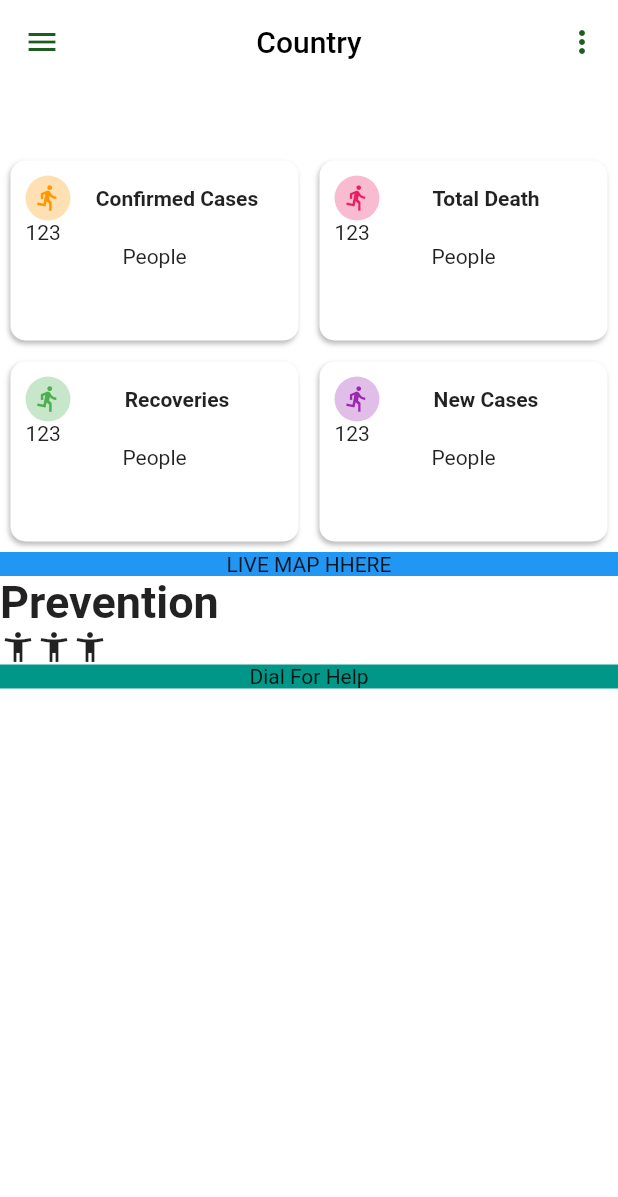
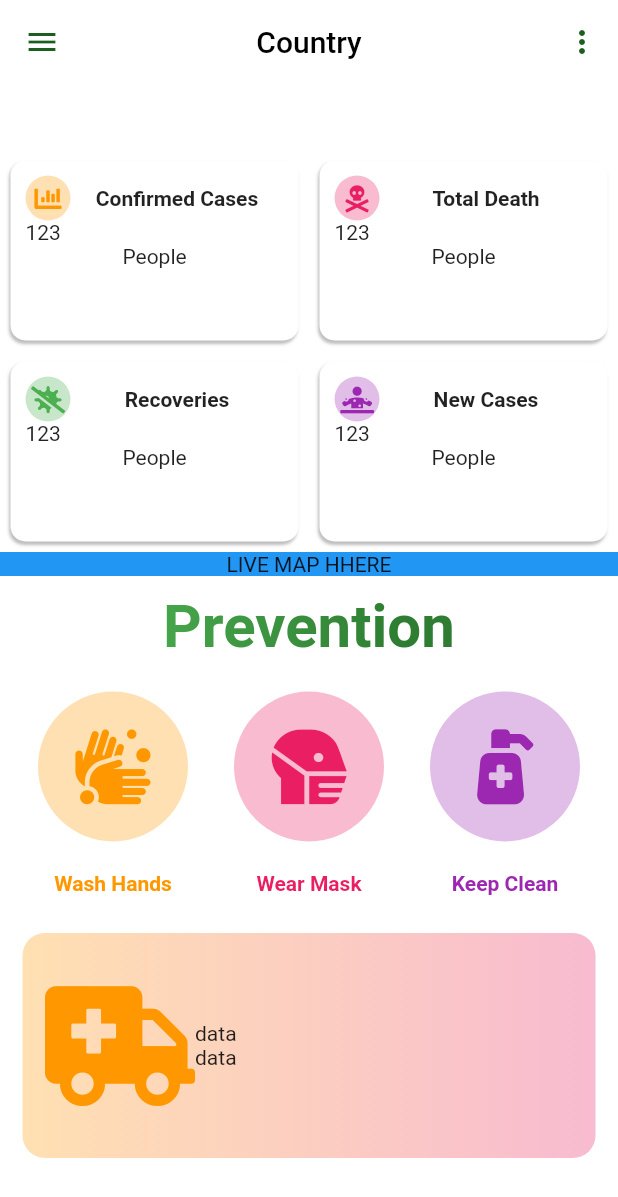
Before and after one commit to sumanth-vs/covidApp, a Flutter app: the screen it shows after launch, on a phone screen of 412 x 824 dp. Shown: the top 1197 px of the screen. Run offline on Flutter 3.47's test engine with Material 2 defaults, Android fonts, the phone set to English and light mode, and no system bars; our stand-ins replace font_awesome_flutter.

Commit message:
UI Updates

```diff
--- a/lib/constants.dart
+++ b/lib/constants.dart
@@ -18,7 +18,7 @@ class Constants {
       BoxShadow(
         color: Colors.grey[400],
         offset: Offset(-1, 2),
-        blurRadius: 2.0,
+        blurRadius: 1.0,
       )
     ],
     borderRadius: BorderRadius.all(Radius.circular(10)),
@@ -29,7 +29,24 @@ class Constants {
   );
 
   static const kHomePageSectionTitleStyle = TextStyle(
-    fontSize: 30,
+    fontSize: 40,
+    fontWeight: FontWeight.bold,
+    // color: Colors.green,
+  );
+
+  static const kPreventionTextStyle = TextStyle(
     fontWeight: FontWeight.bold,
   );
+
+  static var kDialForHelpDecoration = BoxDecoration(
+    color: Colors.green[200],
+    borderRadius: BorderRadius.all(Radius.circular(15)),
+    gradient: LinearGradient(
+      colors: [Colors.orange[100], Colors.pink[100], Colors.purple[100]],
+      begin: const FractionalOffset(0, 0),
+      end: const FractionalOffset(1, 0),
+      stops: [0, 1, 2],
+      tileMode: TileMode.clamp,
+    ),
+  );
 }
--- a/lib/views/HomePage.dart
+++ b/lib/views/HomePage.dart
@@ -1,4 +1,6 @@
+import 'package:covid_app/widgets/dial_for_help_card.dart';
 import 'package:covid_app/widgets/main_cards.dart';
+import 'package:covid_app/widgets/prevention_cards.dart';
 import 'package:flutter/material.dart';
 import 'package:covid_app/constants.dart';
 import 'package:flutter/services.dart';
@@ -11,6 +13,11 @@ class HomePage extends StatefulWidget {
 class _HomePageState extends State<HomePage> {
   @override
   Widget build(BuildContext context) {
+    //Prevention Gradient
+    final Shader kLinearGradient = LinearGradient(
+      colors: <Color>[Colors.green, Colors.green[800]],
+    ).createShader(Rect.fromLTWH(70.0, 100.0, 200.0, 50.0));
+
     return AnnotatedRegion<SystemUiOverlayStyle>(
       value: SystemUiOverlayStyle(
         statusBarColor: Colors.white,
@@ -50,17 +57,6 @@ class _HomePageState extends State<HomePage> {
                 ],
                 expandedHeight: 100,
               ),
-              // SliverGrid(
-              //   delegate: SliverChildBuilderDelegate(
-              //     (context, index) => MainCard(index: index),
-              //     childCount: 4,
-              //   ),
-              //   gridDelegate: SliverGridDelegateWithMaxCrossAxisExtent(
-              //     crossAxisSpacing: 5,
-              //     mainAxisSpacing: 20,
-              //     maxCrossAxisExtent: 418,
-              //   ),
-              // ),
               SliverToBoxAdapter(
                 child: MainCardContainer(),
               ),
@@ -73,29 +69,21 @@ class _HomePageState extends State<HomePage> {
               ),
               SliverToBoxAdapter(
                 child: Container(
-                  // alignment: Alignment.center,
-                  // color: Colors.teal,
+                  margin: EdgeInsets.all(10),
+                  alignment: Alignment.center,
                   child: Text(
                     'Prevention',
-                    style: Constants.kHomePageSectionTitleStyle,
+                    style: Constants.kHomePageSectionTitleStyle.copyWith(
+                      foreground: Paint()..shader = kLinearGradient,
+                    ),
                   ),
                 ),
               ),
               SliverToBoxAdapter(
-                child: Row(
-                  children: [
-                    Icon(Icons.accessibility_new),
-                    Icon(Icons.accessibility_new),
-                    Icon(Icons.accessibility_new),
-                  ],
-                ),
+                child: PreventionCard(),
               ),
               SliverToBoxAdapter(
-                child: Container(
-                  alignment: Alignment.center,
-                  color: Colors.teal,
-                  child: Text('Dial For Help'),
-                ),
+                child: DialForHelpCard(),
               ),
             ],
           ),
--- /dev/null
+++ b/lib/widgets/dial_for_help_card.dart
@@ -0,0 +1,31 @@
+import 'package:covid_app/constants.dart';
+import 'package:flutter/material.dart';
+import 'package:font_awesome_flutter/font_awesome_flutter.dart';
+
+class DialForHelpCard extends StatelessWidget {
+  @override
+  Widget build(BuildContext context) {
+    return Container(
+      height: 150,
+      padding: EdgeInsets.all(15),
+      margin: EdgeInsets.all(15),
+      decoration: Constants.kDialForHelpDecoration,
+      child: Row(
+        children: [
+          FaIcon(
+            FontAwesomeIcons.ambulance,
+            size: 80,
+            color: Colors.orange,
+          ),
+          Column(
+            mainAxisAlignment: MainAxisAlignment.center,
+            children: [
+              Text('data'),
+              Text('data'),
+            ],
+          ),
+        ],
+      ),
+    );
+  }
+}
--- a/lib/widgets/main_cards.dart
+++ b/lib/widgets/main_cards.dart
@@ -1,5 +1,6 @@
 import 'package:flutter/material.dart';
 import 'package:covid_app/constants.dart';
+import 'package:font_awesome_flutter/font_awesome_flutter.dart';
 
 // class MainCard extends StatefulWidget {
 //   final int index;
@@ -39,18 +40,24 @@ class _MainCardContainerState extends State<MainCardContainer> {
             mainAxisAlignment: MainAxisAlignment.spaceAround,
             children: [
               EachCardContainer(
-                icon: Icons.directions_run,
+                icon: FaIcon(
+                  FontAwesomeIcons.solidChartBar,
+                  size: 18,
+                  color: Colors.orange,
+                ),
                 stat: 123,
                 title: 'Confirmed Cases',
                 avatarColor: Colors.orange[100],
-                iconColor: Colors.orange,
               ),
               EachCardContainer(
-                icon: Icons.directions_run,
+                icon: FaIcon(
+                  FontAwesomeIcons.skullCrossbones,
+                  size: 18,
+                  color: Colors.pink,
+                ),
                 stat: 123,
                 title: 'Total Death',
                 avatarColor: Colors.pink[100],
-                iconColor: Colors.pink,
               ),
             ],
           ),
@@ -58,18 +65,24 @@ class _MainCardContainerState extends State<MainCardContainer> {
             mainAxisAlignment: MainAxisAlignment.spaceAround,
             children: [
               EachCardContainer(
-                icon: Icons.directions_run,
+                icon: FaIcon(
+                  FontAwesomeIcons.virusSlash,
+                  size: 18,
+                  color: Colors.green,
+                ),
                 stat: 123,
                 title: 'Recoveries',
                 avatarColor: Colors.green[100],
-                iconColor: Colors.green,
               ),
               EachCardContainer(
-                icon: Icons.directions_run,
+                icon: FaIcon(
+                  FontAwesomeIcons.diagnoses,
+                  size: 18,
+                  color: Colors.purple,
+                ),
                 stat: 123,
                 title: 'New Cases',
                 avatarColor: Colors.purple[100],
-                iconColor: Colors.purple,
               ),
             ],
           ),
@@ -81,13 +94,12 @@ class _MainCardContainerState extends State<MainCardContainer> {
 
 // Contents of Each Card
 class EachCardContainer extends StatelessWidget {
-  final IconData icon;
+  final FaIcon icon;
   final String title;
   final int stat;
-  final Color avatarColor, iconColor;
+  final Color avatarColor;
 
-  const EachCardContainer(
-      {this.icon, this.title, this.stat, this.avatarColor, this.iconColor});
+  const EachCardContainer({this.icon, this.title, this.stat, this.avatarColor});
 
   @override
   Widget build(BuildContext context) {
@@ -104,11 +116,7 @@ class EachCardContainer extends StatelessWidget {
                 CircleAvatar(
                   maxRadius: 15,
                   backgroundColor: avatarColor,
-                  child: Icon(
-                    icon,
-                    color: iconColor,
-                    size: 19,
-                  ),
+                  child: icon,
                 ),
                 Expanded(
                   child: Text(
@@ -131,3 +139,9 @@ class EachCardContainer extends StatelessWidget {
     );
   }
 }
+
+// Icon(
+//   icon,
+//   color: iconColor,
+//   size: 19,
+// ),
--- /dev/null
+++ b/lib/widgets/prevention_cards.dart
@@ -0,0 +1,90 @@
+import 'package:covid_app/constants.dart';
+import 'package:flutter/material.dart';
+import 'package:font_awesome_flutter/font_awesome_flutter.dart';
+
+class PreventionCard extends StatelessWidget {
+  @override
+  Widget build(BuildContext context) {
+    return Container(
+      margin: EdgeInsets.all(10),
+      child: Row(
+        mainAxisAlignment: MainAxisAlignment.spaceAround,
+        children: [
+          PreventionMethod(
+            color: Colors.orange,
+            bgColor: Colors.orange[100],
+            icon: FontAwesomeIcons.handsWash,
+            iconSize: 50,
+            radius: 50,
+            title: 'Wash Hands',
+            titleStyle: Constants.kPreventionTextStyle,
+            titleColor: Colors.orange,
+          ),
+          PreventionMethod(
+            color: Colors.pink,
+            bgColor: Colors.pink[100],
+            icon: FontAwesomeIcons.headSideMask,
+            iconSize: 50,
+            radius: 50,
+            title: 'Wear Mask',
+            titleStyle: Constants.kPreventionTextStyle,
+            titleColor: Colors.pink,
+          ),
+          PreventionMethod(
+            color: Colors.purple,
+            bgColor: Colors.purple[100],
+            icon: FontAwesomeIcons.pumpMedical,
+            iconSize: 50,
+            radius: 50,
+            title: 'Keep Clean',
+            titleStyle: Constants.kPreventionTextStyle,
+            titleColor: Colors.purple,
+          ),
+        ],
+      ),
+    );
+  }
+}
+
+class PreventionMethod extends StatelessWidget {
+  final double radius;
+  final Color color, bgColor, titleColor;
+  final dynamic icon;
+  final double iconSize;
+  final String title;
+  final TextStyle titleStyle;
+
+  const PreventionMethod({
+    this.radius,
+    this.color,
+    this.icon,
+    this.iconSize,
+    this.title,
+    this.titleStyle,
+    this.bgColor,
+    this.titleColor,
+  });
+  @override
+  Widget build(BuildContext context) {
+    return Column(
+      children: [
+        CircleAvatar(
+          radius: radius,
+          backgroundColor: bgColor,
+          child: FaIcon(
+            icon,
+            size: iconSize,
+            color: color,
+          ),
+        ),
+        SizedBox(height: 20),
+        Text(
+          title,
+          style: titleStyle.copyWith(
+            color: titleColor,
+          ),
+        ),
+      ],
+    );
+  }
+}
--- a/pubspec.yaml
+++ b/pubspec.yaml
@@ -28,6 +28,7 @@ dependencies:
   # The following adds the Cupertino Icons font to your application.
   # Use with the CupertinoIcons class for iOS style icons.
   cupertino_icons: ^0.1.3
+  font_awesome_flutter: ^8.10.0
 
 dev_dependencies:
   flutter_test:
```
Also changed, not shown: pubspec.lock.
